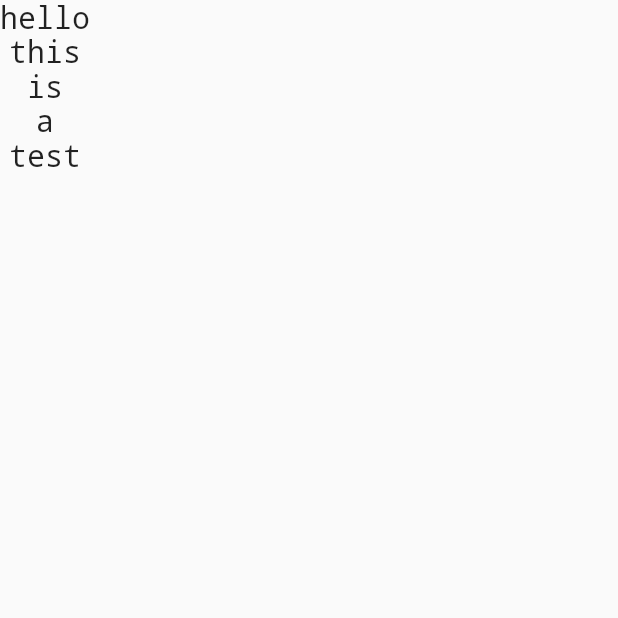
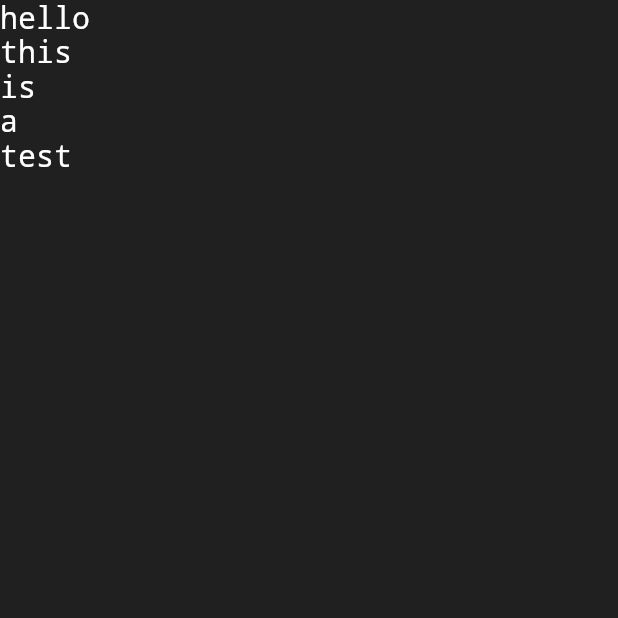
Before and after one commit to Amplus2/flutter-sucks-for-text-editors, a Flutter app: the screen it shows after launch, on a phone screen of 412 x 824 dp, the top half of it. Run offline on Flutter 3.47's test engine with Material 2 defaults, Android fonts, the phone set to English and light mode, and no system bars.

Commit message:
got pretty colors

```diff
--- a/lib/config.dart
+++ b/lib/config.dart
@@ -1,2 +1,5 @@
 List<String> fonts = ['Ubuntu Mono', 'Monospace', 'SF Mono', 'Consolas'];
 double fontSize = 20;
+
+int backgroundColor = 0xff202020;
+int foregroundColor = 0xffffffff;
--- a/lib/main.dart
+++ b/lib/main.dart
@@ -29,8 +29,15 @@ class _ScriptPageState extends State<ScriptPage> {
           fontFamily: Config.fonts.first,
           fontFamilyFallback: Config.fonts,
           fontSize: Config.fontSize,
+          color: Color(Config.foregroundColor),
         ),
       ));
-    return Scaffold(body: Column(children: buffer));
+    return Scaffold(
+      backgroundColor: Color(Config.backgroundColor),
+      body: Column(
+        children: buffer,
+        crossAxisAlignment: CrossAxisAlignment.start,
+      ),
+    );
   }
 }
```
